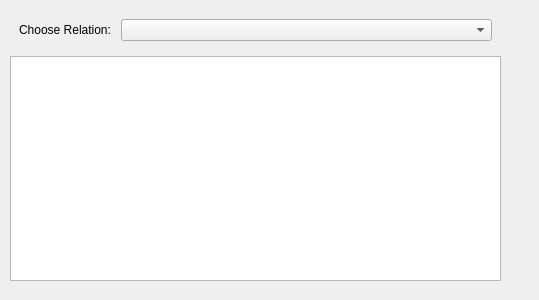
pySUMO/pysumo, file src/pySUMOQt/Designer/HierarchyWidget.ui: the form before one commit.
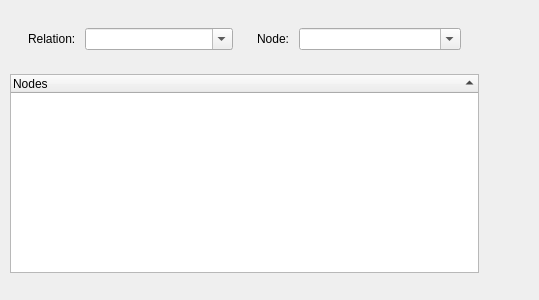
The form after the commit.

Commit message: pySUMOQt/Widget/HiearchyWidget: Add a relation and node selector to the hierarchy widget.

Patch:
```diff
--- a/src/pySUMOQt/Designer/HierarchyWidget.ui
+++ b/src/pySUMOQt/Designer/HierarchyWidget.ui
@@ -18,38 +18,103 @@
     <rect>
      <x>10</x>
      <y>10</y>
-     <width>491</width>
-     <height>271</height>
+     <width>469</width>
+     <height>263</height>
     </rect>
    </property>
    <layout class="QGridLayout" name="gridLayout">
     <item row="0" column="0">
      <widget class="QWidget" name="widget1" native="true">
-      <layout class="QFormLayout" name="formLayout">
-       <item row="0" column="0">
-        <widget class="QLabel" name="label">
-         <property name="text">
-          <string>Choose Relation: </string>
-         </property>
+      <layout class="QHBoxLayout" name="horizontalLayout">
+       <item>
+        <widget class="QWidget" name="widget_2" native="true">
+         <layout class="QFormLayout" name="formLayout">
+          <item row="0" column="0">
+           <widget class="QLabel" name="label">
+            <property name="text">
+             <string>Relation: </string>
+            </property>
+           </widget>
+          </item>
+          <item row="0" column="1">
+           <widget class="QComboBox" name="relationSelector">
+            <property name="editable">
+             <bool>true</bool>
+            </property>
+            <property name="insertPolicy">
+             <enum>QComboBox::InsertAtBottom</enum>
+            </property>
+            <item>
+             <property name="text">
+              <string/>
+             </property>
+            </item>
+            <item>
+             <property name="text">
+              <string>instance</string>
+             </property>
+            </item>
+            <item>
+             <property name="text">
+              <string>subclass</string>
+             </property>
+            </item>
+            <item>
+             <property name="text">
+              <string>domain</string>
+             </property>
+            </item>
+           </widget>
+          </item>
+         </layout>
         </widget>
        </item>
-       <item row="0" column="1">
-        <widget class="QComboBox" name="relationSelector"/>
+       <item>
+        <widget class="QWidget" name="widget_3" native="true">
+         <layout class="QFormLayout" name="formLayout_2">
+          <item row="0" column="0">
+           <widget class="QLabel" name="label_2">
+            <property name="text">
+             <string>Node: </string>
+            </property>
+           </widget>
+          </item>
+          <item row="0" column="1">
+           <widget class="QComboBox" name="rootSelector">
+            <property name="editable">
+             <bool>true</bool>
+            </property>
+            <property name="insertPolicy">
+             <enum>QComboBox::NoInsert</enum>
+            </property>
+           </widget>
+          </item>
+         </layout>
+        </widget>
        </item>
       </layout>
      </widget>
     </item>
     <item row="1" column="0">
      <widget class="QTreeWidget" name="treeWidget">
+      <property name="alternatingRowColors">
+       <bool>true</bool>
+      </property>
+      <property name="sortingEnabled">
+       <bool>true</bool>
+      </property>
       <property name="columnCount">
        <number>1</number>
       </property>
       <attribute name="headerVisible">
-       <bool>false</bool>
+       <bool>true</bool>
+      </attribute>
+      <attribute name="headerShowSortIndicator" stdset="0">
+       <bool>true</bool>
       </attribute>
       <column>
        <property name="text">
-        <string notr="true">1</string>
+        <string notr="true">Nodes</string>
        </property>
       </column>
      </widget>
```
The commit also changes 2 other files.
